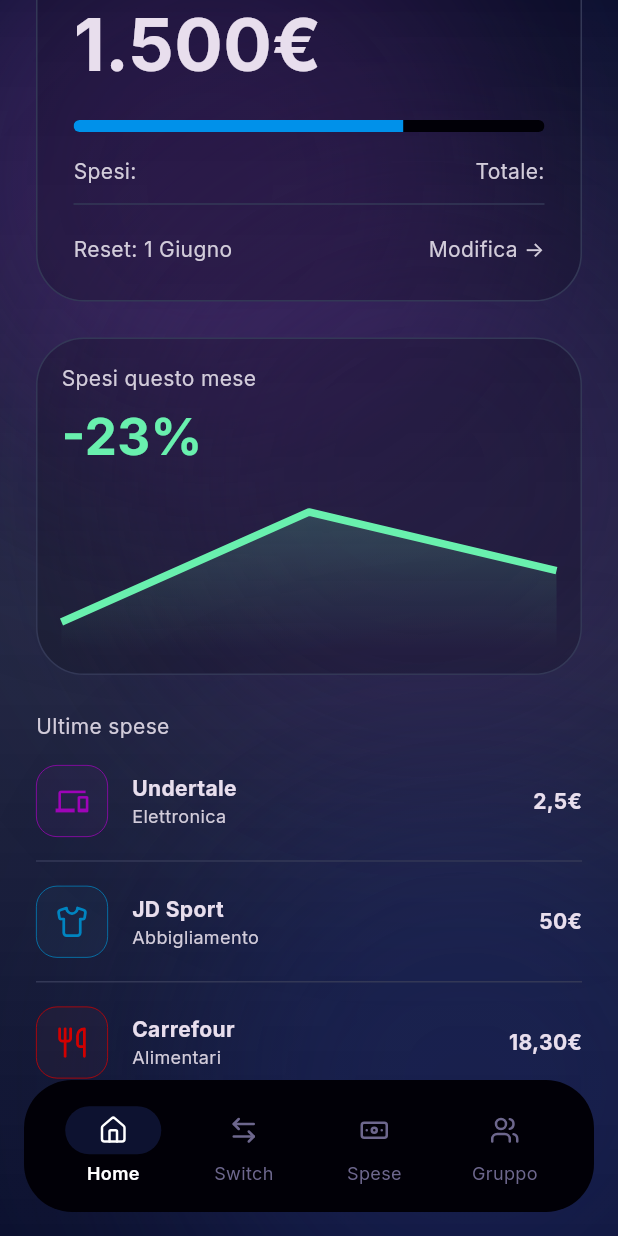
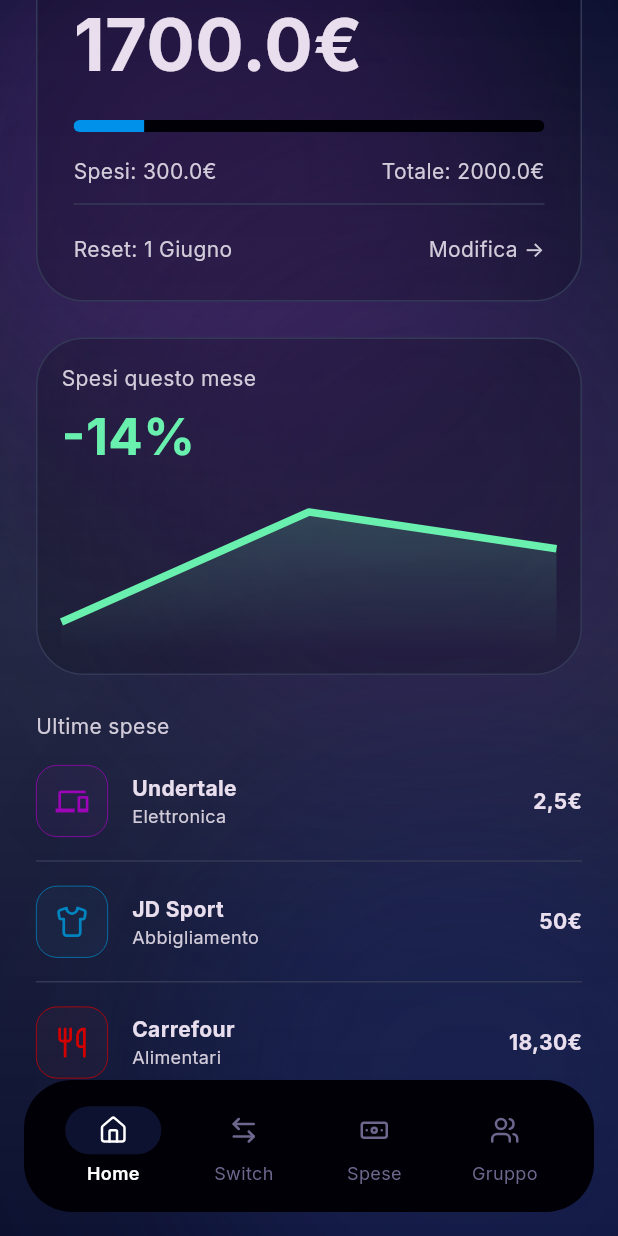
Before and after one commit to ImJustCri/influx, a Flutter app: the screen it shows after launch, scrolled down 150 dp, on a phone screen of 412 x 824 dp. Run offline on Flutter 3.47's test engine with Material 3 defaults, Android fonts, the phone set to English and light mode, and no system bars; drawn by our look-alikes of fl_chart; our stand-ins replace flutter_lucide.

Commit message:
Migrate global variables to global file (temporary)

```diff
--- a/lib/constants.dart
+++ /dev/null
@@ -1 +0,0 @@
-const currency = "€";
--- /dev/null
+++ b/lib/global.dart
@@ -0,0 +1,4 @@
+const currency = "€";
+var budget = 2000.0;
+var spent = 300.0;
+var remaining = budget - spent;
--- a/lib/pages/account/profile.dart
+++ b/lib/pages/account/profile.dart
@@ -2,7 +2,7 @@ import 'package:flutter/material.dart';
 import 'package:flutter/services.dart';
 import 'package:flutter_lucide/flutter_lucide.dart';
 import 'package:influx/widgets/app_container.dart';
-import '../../constants.dart';
+import '../../global.dart';
 import '../../theme.dart';
 import '../../widgets/page_padding.dart';
 import '../../widgets/settings_tile.dart';
--- a/lib/pages/home_page.dart
+++ b/lib/pages/home_page.dart
@@ -2,6 +2,7 @@ import 'package:flutter/material.dart';
 import 'package:influx/widgets/home/home_app_bar.dart';
 import 'package:influx/widgets/page_padding.dart';
 
+import '../global.dart';
 import '../models/expense_data.dart';
 import '../widgets/charts/simple_trend_chart.dart';
 import '../widgets/expenses/expense_type_helpers.dart';
@@ -54,7 +55,7 @@ class HomePage extends StatelessWidget {
                     SimpleTrendChart(
                       firstValue: 200,
                       secondValue: 350,
-                      thirdValue: 270,
+                      thirdValue: spent,
                     ),
                     const SizedBox(height: 24),
                     RecentExpensesSection(expenses: recentExpenses),
--- a/lib/widgets/expenses/expense_detail_page.dart
+++ b/lib/widgets/expenses/expense_detail_page.dart
@@ -1,7 +1,7 @@
 import 'package:flutter/material.dart';
 import 'package:flutter_lucide/flutter_lucide.dart';
 import 'package:intl/intl.dart';
-import 'package:influx/constants.dart';
+import 'package:influx/global.dart';
 import '../../theme.dart';
 import '../../widgets/app_container.dart';
 import 'expense_type_helpers.dart';
--- a/lib/widgets/expenses/expense_item.dart
+++ b/lib/widgets/expenses/expense_item.dart
@@ -1,5 +1,5 @@
 import 'package:flutter/material.dart';
-import 'package:influx/constants.dart';
+import 'package:influx/global.dart';
 import '../../theme.dart';
 import 'expense_type_helpers.dart';
 import 'expense_detail_page.dart';
--- a/lib/widgets/home/budget_card.dart
+++ b/lib/widgets/home/budget_card.dart
@@ -1,6 +1,5 @@
 import 'package:flutter/material.dart';
-
-import '../../constants.dart';
+import '../../global.dart';
 import '../../theme.dart';
 import '../app_container.dart';
 import '../round_linear_progress_bar.dart';
@@ -10,6 +9,7 @@ class BudgetCard extends StatelessWidget {
 
   @override
   Widget build(BuildContext context) {
+
     return AppContainer(
       padding: const EdgeInsets.all(24),
       width: double.infinity,
@@ -22,12 +22,12 @@ class BudgetCard extends StatelessWidget {
             style: AppTypography.containerBody,
           ),
           SelectableText(
-            "1.500$currency",
+            "$remaining$currency",
             style: AppTypography.budgetIndicator,
           ),
           const SizedBox(height: 8),
           RoundedLinearProgressBar(
-            value: 0.7,
+            value: spent/budget,
             minHeight: 8,
             backgroundColor: AppColors.backgroundAccent,
             valueColor: AppColors.btnBackground,
@@ -36,8 +36,8 @@ class BudgetCard extends StatelessWidget {
           Row(
             mainAxisAlignment: MainAxisAlignment.spaceBetween,
             children: [
-              Text("Spesi:", style: AppTypography.containerBody),
-              Text("Totale:", style: AppTypography.containerBody),
+              Text("Spesi: $spent$currency", style: AppTypography.containerBody),
+              Text("Totale: $budget$currency", style: AppTypography.containerBody),
             ],
           ),
           const Divider(
```
